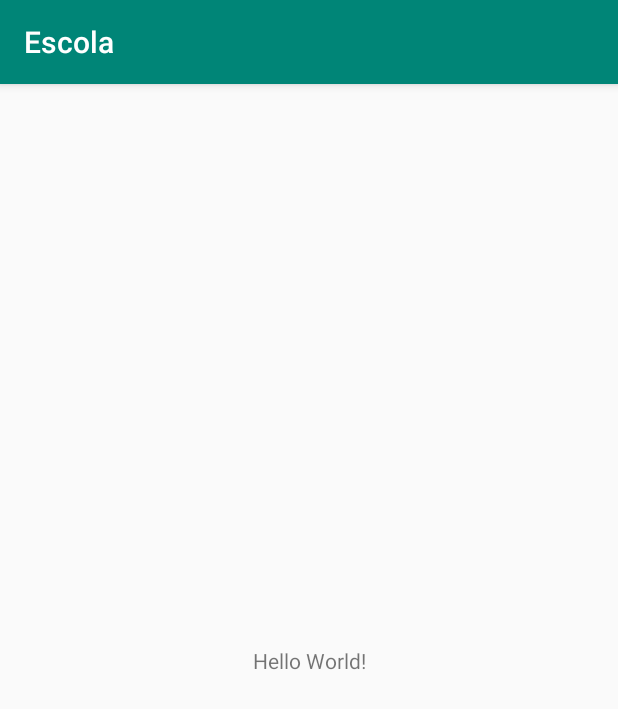
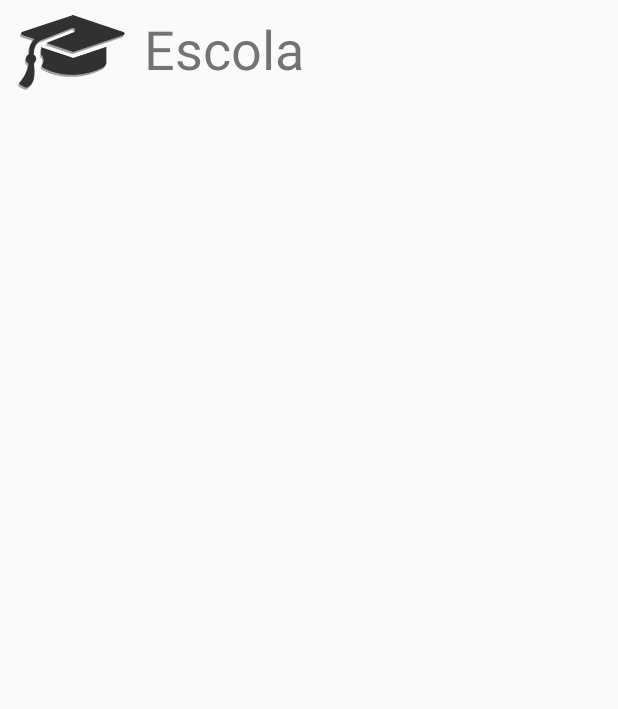
Before and after one commit to RamonPaiva/Android-Studio-M-dulo-02-Interfaces, an Android app: the screen it shows after launch (MainActivity), on a phone screen of 412 x 824 dp. Shown: the top 709 px of the screen. Run offline under Robolectric (Android 15) with nearby library versions, the phone set to English and light mode, and no system bars.

Commit message:
M02A02 – Imagens Estáticas

```diff
--- a/app/src/main/res/layout/activity_main.xml
+++ b/app/src/main/res/layout/activity_main.xml
@@ -6,13 +6,26 @@
     android:layout_height="match_parent"
     tools:context=".MainActivity">
 
+    <ImageView
+        android:id="@+id/imageView"
+        android:layout_width="80dp"
+        android:layout_height="55dp"
+        android:layout_marginStart="8dp"
+        android:layout_marginTop="8dp"
+        android:contentDescription="@string/app_name"
+        app:layout_constraintStart_toStartOf="parent"
+        app:layout_constraintTop_toTopOf="parent"
+        app:srcCompat="@drawable/iconetopo" />
+
     <TextView
-        android:layout_width="wrap_content"
-        android:layout_height="wrap_content"
-        android:text="Hello World!"
-        app:layout_constraintBottom_toBottomOf="parent"
-        app:layout_constraintLeft_toLeftOf="parent"
-        app:layout_constraintRight_toRightOf="parent"
-        app:layout_constraintTop_toTopOf="parent" />
-
+        android:id="@+id/textView"
+        android:layout_width="120dp"
+        android:layout_height="45dp"
+        android:layout_marginStart="8dp"
+        android:layout_marginTop="8dp"
+        android:text="@string/app_name"
+        android:textSize="36sp"
+        app:layout_constraintStart_toEndOf="@+id/imageView"
+        app:layout_constraintTop_toTopOf="parent"
+        tools:text="@string/app_name" />
 </android.support.constraint.ConstraintLayout>
--- a/app/src/main/res/values/styles.xml
+++ b/app/src/main/res/values/styles.xml
@@ -1,7 +1,7 @@
 <resources>
 
     <!-- Base application theme. -->
-    <style name="AppTheme" parent="Theme.AppCompat.Light.DarkActionBar">
+    <style name="AppTheme" parent="Theme.AppCompat.Light.NoActionBar">
         <!-- Customize your theme here. -->
         <item name="colorPrimary">@color/colorPrimary</item>
         <item name="colorPrimaryDark">@color/colorPrimaryDark</item>
```
Also changed, not shown: app/src/main/res/drawable-v24/emojiaprovado.png (added), app/src/main/res/drawable-v24/emojirecuperacao.png (added), app/src/main/res/drawable-v24/emojireprovado.png (added), app/src/main/res/drawable-v24/iconetopo.png (added).
